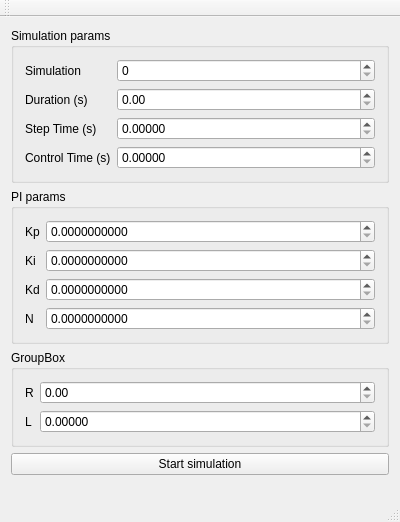
Old version of the form gsim.ui in the repository koalakoker/gSim.
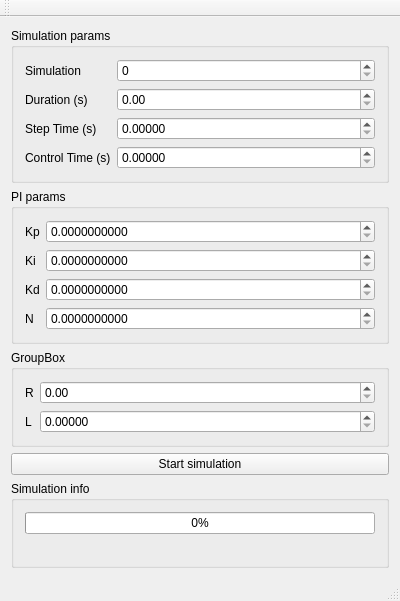
New version of the form.

Commit message: Added progress bar function

Patch:
```diff
--- a/gsim.ui
+++ b/gsim.ui
@@ -201,6 +201,33 @@
       </property>
      </widget>
     </item>
+    <item>
+     <widget class="QGroupBox" name="groupBox">
+      <property name="title">
+       <string>Simulation info</string>
+      </property>
+      <layout class="QVBoxLayout" name="verticalLayout_6">
+       <item>
+        <layout class="QVBoxLayout" name="verticalLayout_5">
+         <item>
+          <widget class="QProgressBar" name="progressBar">
+           <property name="value">
+            <number>0</number>
+           </property>
+          </widget>
+         </item>
+         <item>
+          <widget class="QLabel" name="simInfo">
+           <property name="text">
+            <string/>
+           </property>
+          </widget>
+         </item>
+        </layout>
+       </item>
+      </layout>
+     </widget>
+    </item>
     <item>
      <spacer name="verticalSpacer">
       <property name="orientation">
```
Left out of the diff: 2 changed lines with no effect on the pictures. The commit also changes 4 other files.
